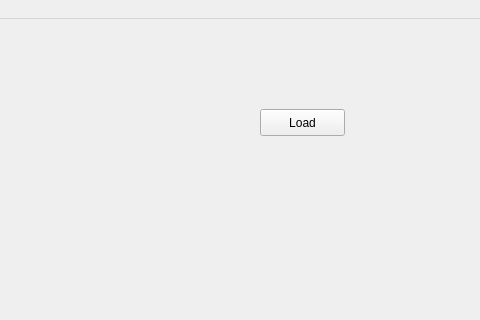
Qt form src/mainwindow.ui (delcypher/simi-qt) before a commit; both pictures show x 320 to 800 and y 0 to 320 of the 800 by 600 pixel window.
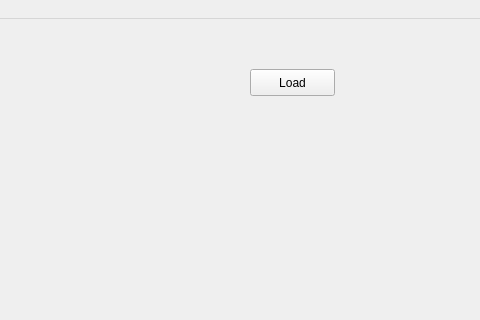
The same form after that commit. Custom widgets are drawn as their Qt base class.

Commit message: * Removed helloword example * Added very simple User interface for testing the loading of an image

The edit to the form file:
```diff
--- a/src/mainwindow.ui
+++ b/src/mainwindow.ui
@@ -27,8 +27,8 @@
    <widget class="QPushButton" name="pushButton">
     <property name="geometry">
      <rect>
-      <x>580</x>
-      <y>90</y>
+      <x>570</x>
+      <y>50</y>
       <width>85</width>
       <height>27</height>
      </rect>
```
Left out of the diff: 3 changed lines with no effect on the pictures. The commit also changes 2 other files.
